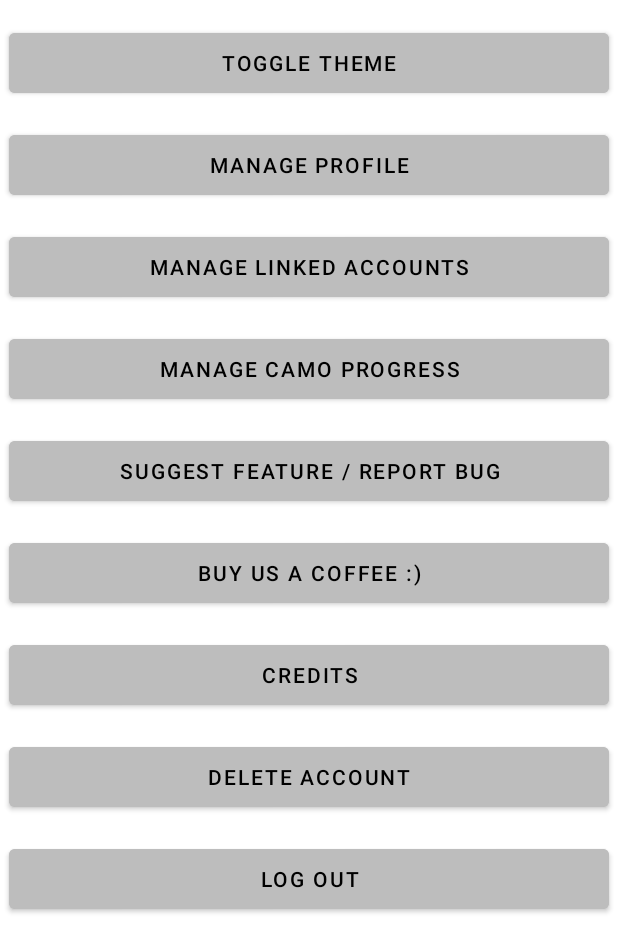
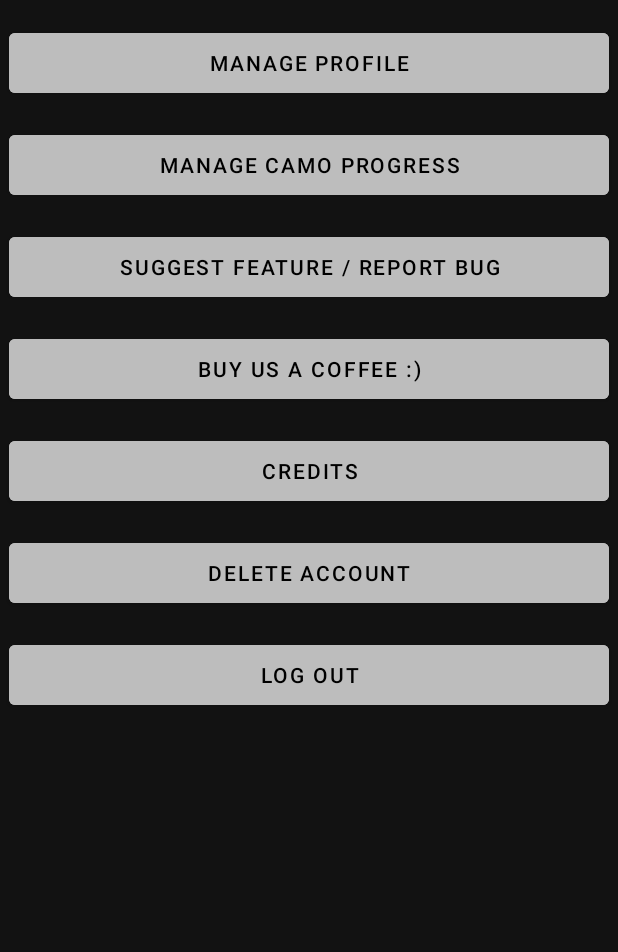
Before and after one commit to Team2FS/GameVault, an Android app: the layout fragment_settings.xml on its own in the app's theme, with its tools: preview values and no code run, on a phone screen of 412 x 824 dp. Shown: the top 952 px of the screen. Run offline under Robolectric (Android 15) with nearby library versions, the phone set to English and light mode, and no system bars.

Commit message:
-- forced Dark Mode (#15)
-- Removed Toggle Theme button
-- Removed Manage Linked Accounts button.

```diff
--- a/app/src/main/AndroidManifest.xml
+++ b/app/src/main/AndroidManifest.xml
@@ -5,6 +5,7 @@
     <uses-permission android:name="android.permission.INTERNET"/>
 
     <application
+            android:name="com.example.gamevault.GameVaultConfig"
             android:allowBackup="true"
             android:dataExtractionRules="@xml/data_extraction_rules"
             android:forceDarkAllowed="true"
--- a/app/src/main/res/layout/fragment_settings.xml
+++ b/app/src/main/res/layout/fragment_settings.xml
@@ -12,6 +12,7 @@
             android:layout_height="wrap_content"
             android:id="@+id/frameLayout">
 
+        <!--
         <Button
                 android:id="@+id/ToggleTheme"
                 android:layout_width="400dp"
@@ -23,19 +24,21 @@
                 android:backgroundTint="#BDBDBD"
                 android:textColor="@color/black"
                 android:layout_marginTop="16dp" />
+                -->
 
         <Button
                 android:id="@+id/ManageProfile"
                 android:layout_width="400dp"
                 android:layout_height="52dp"
                 android:text="Manage Profile"
-                app:layout_constraintTop_toBottomOf="@+id/ToggleTheme"
+                app:layout_constraintTop_toTopOf="parent"
                 app:layout_constraintStart_toStartOf="parent"
                 app:layout_constraintEnd_toEndOf="parent"
                 android:backgroundTint="#BDBDBD"
                 android:textColor="@color/black"
                 android:layout_marginTop="16dp" />
 
+        <!--
         <Button
                 android:id="@+id/ManageLinkedAccounts"
                 android:layout_width="400dp"
@@ -47,13 +50,14 @@
                 android:backgroundTint="#BDBDBD"
                 android:textColor="@color/black"
                 android:layout_marginTop="16dp" />
+                -->
 
         <Button
                 android:id="@+id/ManageCamoProgress"
                 android:layout_width="400dp"
                 android:layout_height="52dp"
                 android:text="Manage Camo Progress"
-                app:layout_constraintTop_toBottomOf="@+id/ManageLinkedAccounts"
+                app:layout_constraintTop_toBottomOf="@+id/ManageProfile"
                 app:layout_constraintStart_toStartOf="parent"
                 app:layout_constraintEnd_toEndOf="parent"
                 android:backgroundTint="#BDBDBD"
```
Also changed, not shown: app/src/main/java/com/example/gamevault/GameVaultConfig.java (added, +24 -0 lines), app/src/main/java/com/example/gamevault/ui/settings/SettingsFragment.java (+24 -7 lines).
